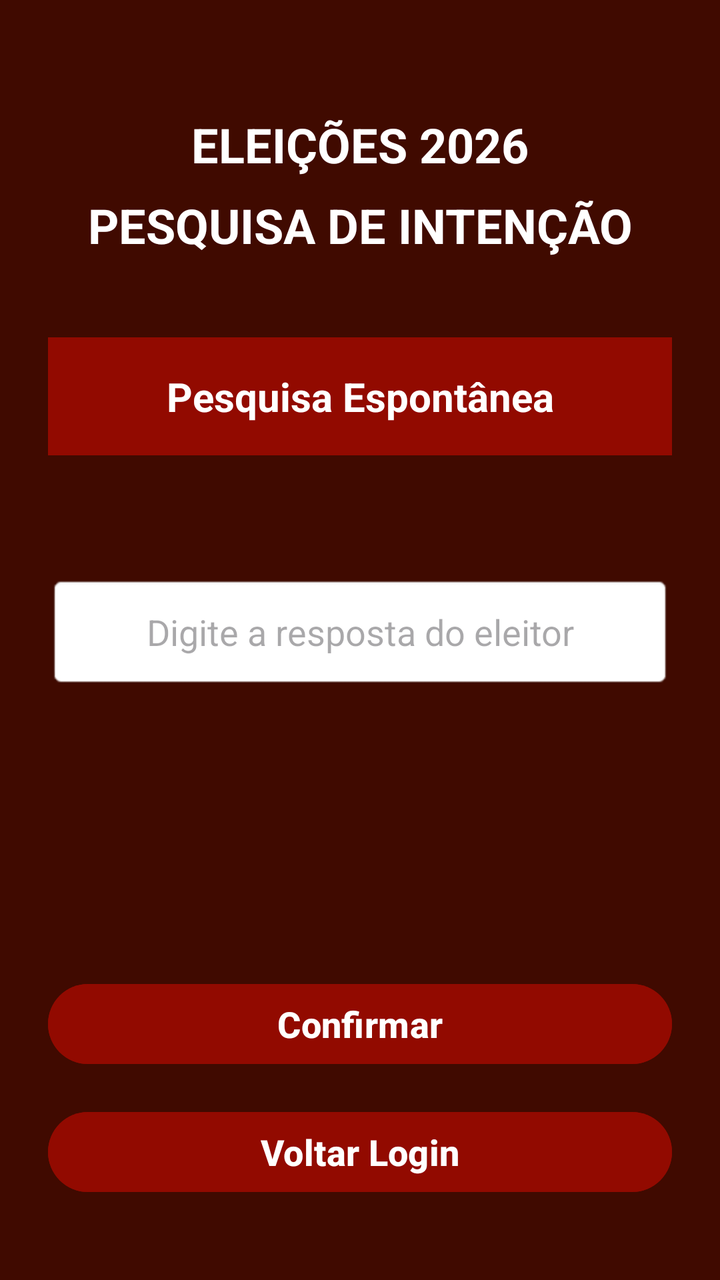
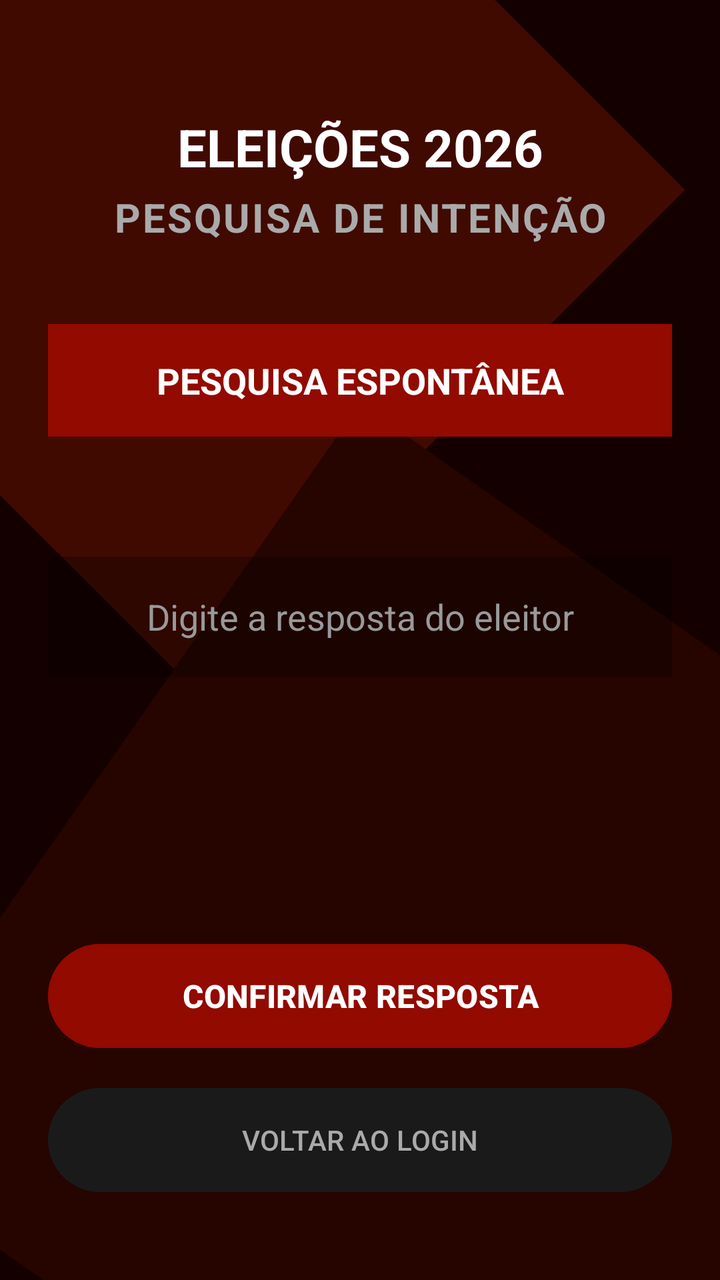

Compare the two renders of this Android layout. The source of the first and the diff that turns it into the second are given below.
<!-- AndroidManifest.xml: application theme Theme.SistemaEleicaoP1 -->
<!-- res/layout/activity_espontanea.xml -->
<?xml version="1.0" encoding="utf-8"?>
<LinearLayout xmlns:android="http://schemas.android.com/apk/res/android"
    xmlns:tools="http://schemas.android.com/tools"
    android:layout_width="match_parent"
    android:layout_height="match_parent"
    android:background="#400A00"
    android:backgroundTint="#400A00"
    android:gravity="center_horizontal"
    android:orientation="vertical"
    android:padding="24dp"
    tools:context=".Espontanea">

    <TextView
        android:layout_width="wrap_content"
        android:layout_height="wrap_content"
        android:layout_marginTop="32dp"
        android:text="ELEIÇÕES 2026"
        android:textColor="#FFFFFF"
        android:textSize="24sp"
        android:textStyle="bold" />

    <TextView
        android:layout_width="wrap_content"
        android:layout_height="wrap_content"
        android:layout_marginTop="8dp"
        android:text="PESQUISA DE INTENÇÃO"
        android:textAlignment="center"
        android:textColor="#FFFFFF"
        android:textSize="24sp"
        android:textStyle="bold" />

    <TextView
        android:layout_width="match_parent"
        android:layout_height="wrap_content"
        android:layout_marginTop="40dp"
        android:background="#920A00"
        android:padding="16dp"
        android:text="Pesquisa Espontânea"
        android:textAlignment="center"
        android:textColor="#FFFFFF"
        android:textSize="20sp"
        android:textStyle="bold" />

    <EditText
        android:id="@+id/etCandidato"
        android:layout_width="match_parent"
        android:layout_height="wrap_content"
        android:layout_marginTop="60dp"
        android:background="@android:drawable/editbox_background"
        android:hint="Digite a resposta do eleitor"
        android:inputType="text"
        android:padding="16dp"
        android:textAlignment="center" />

    <Space
        android:layout_width="match_parent"
        android:layout_height="0dp"
        android:layout_weight="1" />

    <Button
        android:id="@+id/btnConfirmar"
        android:layout_width="match_parent"
        android:layout_height="wrap_content"
        android:layout_marginBottom="16dp"
        android:backgroundTint="#920A00"
        android:text="Confirmar"
        android:textColor="#FFFFFF"
        android:textSize="18sp"
        android:textStyle="bold" />

    <Button
        android:id="@+id/btnVoltarLogin"
        android:layout_width="match_parent"
        android:layout_height="wrap_content"
        android:layout_marginBottom="16dp"
        android:backgroundTint="#920A00"
        android:text="Voltar Login"
        android:textColor="#FFFFFF"
        android:textSize="18sp"
        android:textStyle="bold" />

</LinearLayout>
<!-- resources referenced by this layout -->
<resources>
  <style name="Theme.SistemaEleicaoP1" parent="Base.Theme.SistemaEleicaoP1" />
  <style name="Base.Theme.SistemaEleicaoP1" parent="Theme.Material3.DayNight.NoActionBar">
          
          
      </style>
</resources>

<!-- the commit's change to res/layout/activity_espontanea.xml (unified diff, before → after) -->
@@ -1,82 +1,116 @@
 <?xml version="1.0" encoding="utf-8"?>
-<LinearLayout xmlns:android="http://schemas.android.com/apk/res/android"
+<androidx.constraintlayout.widget.ConstraintLayout xmlns:android="http://schemas.android.com/apk/res/android"
+    xmlns:app="http://schemas.android.com/apk/res-auto"
     xmlns:tools="http://schemas.android.com/tools"
     android:layout_width="match_parent"
     android:layout_height="match_parent"
-    android:background="#400A00"
-    android:backgroundTint="#400A00"
-    android:gravity="center_horizontal"
-    android:orientation="vertical"
-    android:padding="24dp"
+    android:background="#150000"
     tools:context=".Espontanea">
 
-    <TextView
-        android:layout_width="wrap_content"
-        android:layout_height="wrap_content"
-        android:layout_marginTop="32dp"
-        android:text="ELEIÇÕES 2026"
-        android:textColor="#FFFFFF"
-        android:textSize="24sp"
-        android:textStyle="bold" />
+    <View
+        android:layout_width="350dp"
+        android:layout_height="350dp"
+        android:background="#400A00"
+        android:rotation="-45"
+        android:translationX="-80dp"
+        android:translationY="-80dp"
+        app:layout_constraintStart_toStartOf="parent"
+        app:layout_constraintTop_toTopOf="parent" />
 
-    <TextView
-        android:layout_width="wrap_content"
-        android:layout_height="wrap_content"
-        android:layout_marginTop="8dp"
-        android:text="PESQUISA DE INTENÇÃO"
-        android:textAlignment="center"
-        android:textColor="#FFFFFF"
-        android:textSize="24sp"
-        android:textStyle="bold" />
+    <View
+        android:layout_width="450dp"
+        android:layout_height="450dp"
+        android:background="#260400"
+        android:rotation="35"
+        android:translationX="100dp"
+        android:translationY="100dp"
+        app:layout_constraintBottom_toBottomOf="parent"
+        app:layout_constraintEnd_toEndOf="parent" />
 
-    <TextView
+    <LinearLayout
         android:layout_width="match_parent"
-        android:layout_height="wrap_content"
-        android:layout_marginTop="40dp"
-        android:background="#920A00"
-        android:padding="16dp"
-        android:text="Pesquisa Espontânea"
-        android:textAlignment="center"
-        android:textColor="#FFFFFF"
-        android:textSize="20sp"
-        android:textStyle="bold" />
+        android:layout_height="match_parent"
+        android:orientation="vertical"
+        android:padding="24dp"
+        app:layout_constraintBottom_toBottomOf="parent"
+        app:layout_constraintEnd_toEndOf="parent"
+        app:layout_constraintStart_toStartOf="parent"
+        app:layout_constraintTop_toTopOf="parent">
 
-    <EditText
-        android:id="@+id/etCandidato"
-        android:layout_width="match_parent"
-        android:layout_height="wrap_content"
-        android:layout_marginTop="60dp"
-        android:background="@android:drawable/editbox_background"
-        android:hint="Digite a resposta do eleitor"
-        android:inputType="text"
-        android:padding="16dp"
-        android:textAlignment="center" />
+        <TextView
+            android:layout_width="match_parent"
+            android:layout_height="wrap_content"
+            android:layout_marginTop="32dp"
+            android:text="ELEIÇÕES 2026"
+            android:textAlignment="center"
+            android:textColor="#FFFFFF"
+            android:textSize="26sp"
+            android:textStyle="bold" />
 
-    <Space
-        android:layout_width="match_parent"
-        android:layout_height="0dp"
-        android:layout_weight="1" />
+        <TextView
+            android:layout_width="match_parent"
+            android:layout_height="wrap_content"
+            android:layout_marginTop="4dp"
+            android:letterSpacing="0.05"
+            android:text="PESQUISA DE INTENÇÃO"
+            android:textAlignment="center"
+            android:textColor="#AAAAAA"
+            android:textSize="20sp"
+            android:textStyle="bold" />
 
-    <Button
-        android:id="@+id/btnConfirmar"
-        android:layout_width="match_parent"
-        android:layout_height="wrap_content"
-        android:layout_marginBottom="16dp"
-        android:backgroundTint="#920A00"
-        android:text="Confirmar"
-        android:textColor="#FFFFFF"
-        android:textSize="18sp"
-        android:textStyle="bold" />
+        <TextView
+            android:layout_width="match_parent"
+            android:layout_height="wrap_content"
+            android:layout_marginTop="40dp"
+            android:background="#920A00"
+            android:padding="16dp"
+            android:text="PESQUISA ESPONTÂNEA"
+            android:textAlignment="center"
+            android:textColor="#FFFFFF"
+            android:textSize="18sp"
+            android:textStyle="bold" />
 
-    <Button
-        android:id="@+id/btnVoltarLogin"
-        android:layout_width="match_parent"
-        android:layout_height="wrap_content"
-        android:layout_marginBottom="16dp"
-        android:backgroundTint="#920A00"
-        android:text="Voltar Login"
-        android:textColor="#FFFFFF"
-        android:textSize="18sp"
-        android:textStyle="bold" />
+        <EditText
+            android:id="@+id/etCandidato"
+            android:layout_width="match_parent"
+            android:layout_height="60dp"
+            android:layout_marginTop="60dp"
+            android:background="#4D000000"
+            android:hint="Digite a resposta do eleitor"
+            android:inputType="text"
+            android:paddingStart="16dp"
+            android:paddingEnd="16dp"
+            android:textAlignment="center"
+            android:textColor="#FFFFFF"
+            android:textColorHint="#999999"
+            android:textSize="18sp" />
 
-</LinearLayout>
+        <Space
+            android:layout_width="match_parent"
+            android:layout_height="0dp"
+            android:layout_weight="1" />
+
+        <Button
+            android:id="@+id/btnConfirmar"
+            android:layout_width="match_parent"
+            android:layout_height="60dp"
+            android:layout_marginBottom="12dp"
+            android:backgroundTint="#920A00"
+            android:text="CONFIRMAR RESPOSTA"
+            android:textColor="#FFFFFF"
+            android:textSize="16sp"
+            android:textStyle="bold" />
+
+        <Button
+            android:id="@+id/btnVoltarLogin"
+            android:layout_width="match_parent"
+            android:layout_height="60dp"
+            android:layout_marginBottom="16dp"
+            android:backgroundTint="#1A1A1A"
+            android:text="VOLTAR AO LOGIN"
+            android:textColor="#AAAAAA"
+            android:textSize="14sp" />
+
+    </LinearLayout>
+
+</androidx.constraintlayout.widget.ConstraintLayout>
